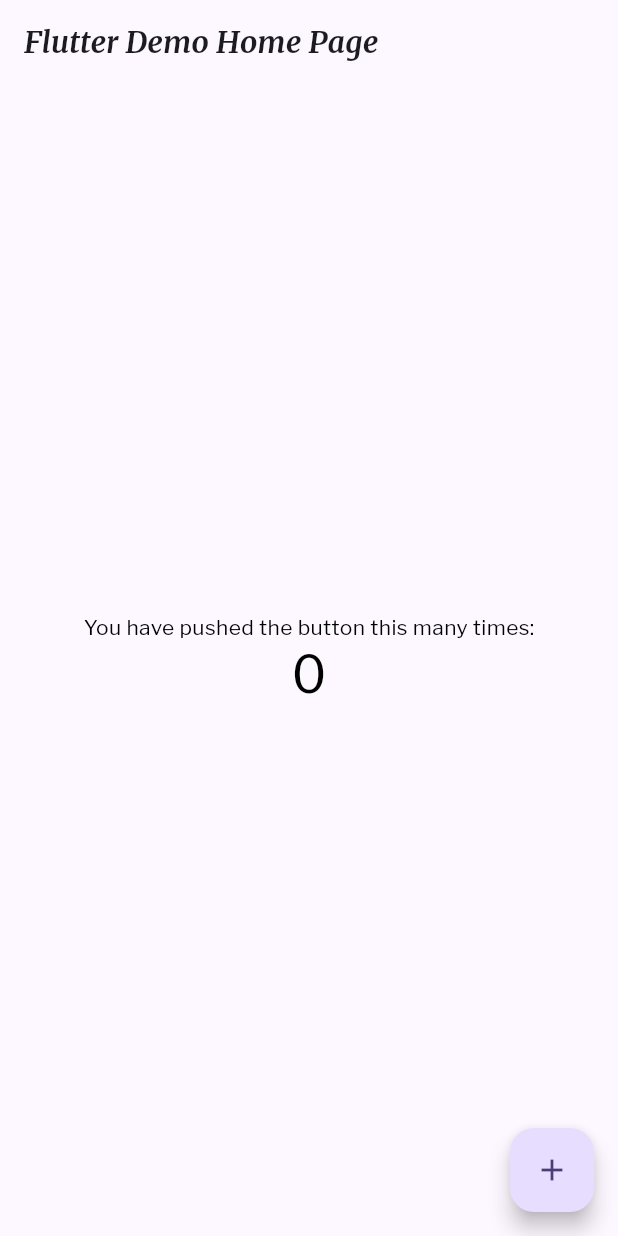
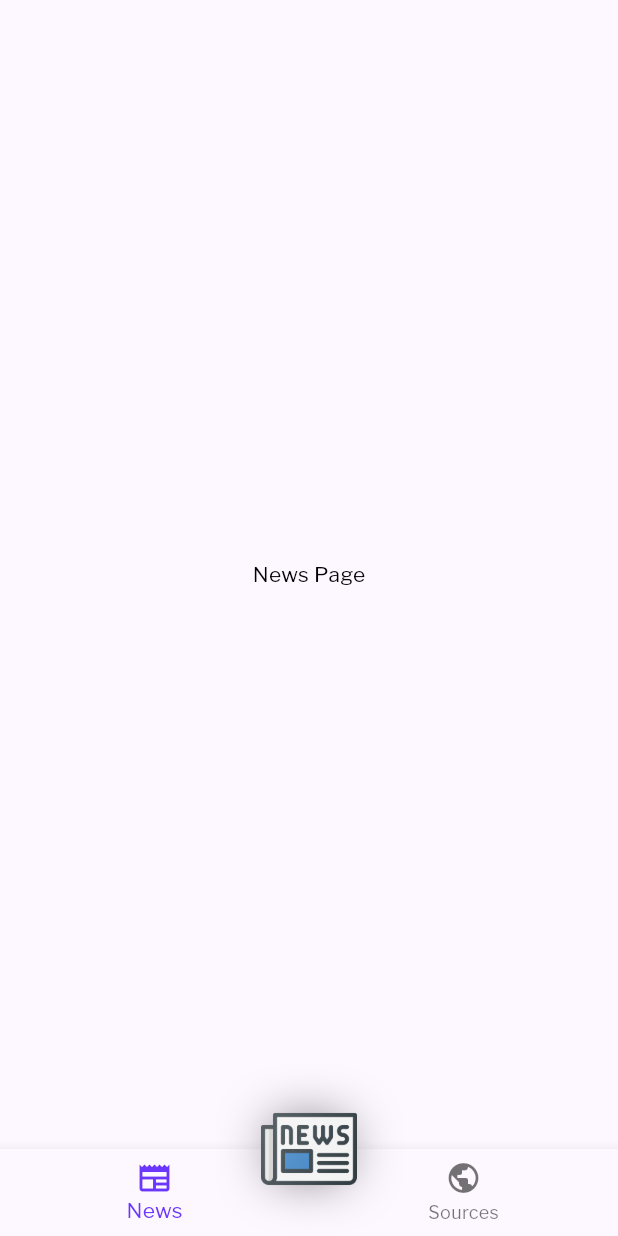
Before and after one commit to KeidsID/flutter_news_app, a Flutter app: the screen it shows after launch, on a phone screen of 412 x 824 dp. Run offline on Flutter 3.47's test engine with Material 2 defaults, Android fonts, the phone set to English and light mode, and no system bars; our stand-ins replace go_router.

Commit message:
v1.2.0
- UI for RootPage.
- Router for App Navigation.

```diff
--- /dev/null
+++ b/lib/core/errors/errors_page.dart
@@ -0,0 +1,28 @@
+import 'package:flutter/material.dart';
+
+import '../utils/app_extension.dart';
+
+abstract class ErrorsPage extends StatelessWidget {
+  final int statusCode;
+  final String message;
+
+  const ErrorsPage({
+    super.key,
+    this.statusCode = 500,
+    this.message = 'Internal System Error',
+  });
+
+  @override
+  Widget build(BuildContext context) {
+    return Scaffold(
+      body: Center(
+        child: Column(
+          children: [
+            Text('$statusCode', style: context.textTheme.headline6,),
+            Text(message),
+          ],
+        ),
+      ),
+    );
+  }
+}
--- /dev/null
+++ b/lib/core/router/root/root_routes.dart
@@ -0,0 +1,20 @@
+import 'package:flutter/material.dart';
+import 'package:go_router/go_router.dart';
+
+import '../../../ui/pages/root_page.dart';
+
+final rootRoutes = [
+  ShellRoute(
+    builder: (_, __, child) => RootPage(child: child),
+    routes: [
+      GoRoute(
+        path: 'news',
+        builder: (_, __) => const Center(child: Text('News Page')),
+      ),
+      GoRoute(
+        path: 'sources',
+        builder: (_, __) => const Center(child: Text('News Sources Page')),
+      )
+    ],
+  ),
+];
--- /dev/null
+++ b/lib/core/router/router.dart
@@ -0,0 +1,25 @@
+import 'package:flutter/material.dart';
+import 'package:go_router/go_router.dart';
+
+import '../utils/app_routes.dart';
+import 'root/root_routes.dart';
+
+final router = GoRouter(
+  initialLocation: '/news',
+  routerNeglect: true,
+  routes: [
+    GoRoute(
+      path: '/',
+      routes: rootRoutes,
+      builder: (_, __) =>
+          const Scaffold(body: Center(child: Text('Bad Routing'))),
+      redirect: (ctx, state) {
+        if (state.location == AppRoutes.root) {
+          return AppRoutes.news.path;
+        }
+
+        return state.fullpath;
+      },
+    ),
+  ],
+);
--- a/lib/core/routes/routes.dart
+++ /dev/null
@@ -1 +0,0 @@
-// TODO: Implementing go_router package for app navigations.
--- a/lib/core/styles/app_theme.dart
+++ b/lib/core/styles/app_theme.dart
@@ -3,7 +3,7 @@ import 'package:flutter/material.dart';
 import 'app_text_theme.dart';
 
 const appPrimaryColor = Color(0xFF6B38FB);
-const appDarkPrimaryColor = Color(0xFFA45ED4);
+const appDarkPrimaryColor = Color(0xFFF373FF);
 
 final appLightTheme = ThemeData(
   brightness: Brightness.light,
--- /dev/null
+++ b/lib/core/utils/app_extension.dart
@@ -0,0 +1,16 @@
+import 'package:flutter/material.dart';
+
+extension CommonCtx on BuildContext {
+  /// Check current theme by Theme.brightness.
+  bool get isDarkMode {
+    final brightness = Theme.of(this).brightness;
+
+    return brightness == Brightness.dark;
+  }
+
+  /// The size of the media in logical pixels (e.g, the size of the screen).
+  Size get screenSize => MediaQuery.of(this).size;
+
+  /// Current App TextTheme.
+  TextTheme get textTheme => Theme.of(this).textTheme;
+}
--- /dev/null
+++ b/lib/core/utils/app_routes.dart
@@ -0,0 +1,18 @@
+/// List of routes path.
+abstract class AppRoutes {
+  static const root = '/';
+  static const news = _NewsRoutes();
+  static const sources = '/sources';
+  static const settings = '/settings';
+}
+
+class _NewsRoutes {
+  const _NewsRoutes();
+
+  final path = '/news';
+
+  /// Get path `/news` with param id.
+  String newsDetail(String id) {
+    return '''$path/:$id''';
+  }
+}
--- a/lib/main.dart
+++ b/lib/main.dart
@@ -1,6 +1,7 @@
 import 'package:flutter/material.dart';
 
 import 'core/styles/app_theme.dart';
+import 'core/router/router.dart';
 
 void main() {
   runApp(const AppRoot());
@@ -11,59 +12,12 @@ class AppRoot extends StatelessWidget {
 
   @override
   Widget build(BuildContext context) {
-    return MaterialApp(
+    return MaterialApp.router(
       title: 'Flutter Demo',
       theme: appLightTheme,
       darkTheme: appDarkTheme,
       themeMode: ThemeMode.system,
-      home: const MyHomePage(title: 'Flutter Demo Home Page'),
+      routerConfig: router,
     );
   }
 }
-
-class MyHomePage extends StatefulWidget {
-  const MyHomePage({super.key, required this.title});
-
-  final String title;
-
-  @override
-  State<MyHomePage> createState() => _MyHomePageState();
-}
-
-class _MyHomePageState extends State<MyHomePage> {
-  int _counter = 0;
-
-  void _incrementCounter() {
-    setState(() {
-      _counter++;
-    });
-  }
-
-  @override
-  Widget build(BuildContext context) {
-    return Scaffold(
-      appBar: AppBar(
-        title: Text(widget.title),
-      ),
-      body: Center(
-        child: Column(
-          mainAxisAlignment: MainAxisAlignment.center,
-          children: <Widget>[
-            const Text(
-              'You have pushed the button this many times:',
-            ),
-            Text(
-              '$_counter',
-              style: Theme.of(context).textTheme.headline4,
-            ),
-          ],
-        ),
-      ),
-      floatingActionButton: FloatingActionButton(
-        onPressed: _incrementCounter,
-        tooltip: 'Increment',
-        child: const Icon(Icons.add),
-      ),
-    );
-  }
-}
--- /dev/null
+++ b/lib/ui/pages/root_page.dart
@@ -0,0 +1,64 @@
+import 'package:flutter/material.dart';
+import 'package:flutter_news_app/core/utils/app_routes.dart';
+import 'package:go_router/go_router.dart';
+
+import '../../core/styles/app_theme.dart';
+import '../../core/utils/app_extension.dart';
+
+class RootPage extends StatefulWidget {
+  /// Main content to displayed on the page.
+  final Widget? child;
+
+  const RootPage({super.key, this.child});
+
+  @override
+  State<RootPage> createState() => _RootPageState();
+}
+
+class _RootPageState extends State<RootPage> {
+  int _bottomBarCurrentIndex = 0;
+
+  @override
+  Widget build(BuildContext context) {
+    return Scaffold(
+      body: widget.child,
+      bottomNavigationBar: BottomNavigationBar(
+        selectedItemColor:
+            (context.isDarkMode) ? appDarkPrimaryColor : appPrimaryColor,
+        currentIndex: _bottomBarCurrentIndex,
+        onTap: (currentIndex) {
+          setState(() {
+            _bottomBarCurrentIndex = currentIndex;
+          });
+
+          if (currentIndex == 0) {
+            context.go(AppRoutes.news.path);
+            return;
+          }
+
+          context.go(AppRoutes.sources);
+        },
+        items: const [
+          BottomNavigationBarItem(icon: Icon(Icons.newspaper), label: 'News'),
+          BottomNavigationBarItem(icon: Icon(Icons.public), label: 'Sources'),
+        ],
+
+      ),
+      floatingActionButton: Container(
+        decoration: BoxDecoration(
+          boxShadow: [
+            BoxShadow(
+              color: (context.isDarkMode) ? appDarkPrimaryColor : Colors.black,
+              blurRadius: 32,
+              spreadRadius: -20,
+            )
+          ],
+        ),
+        padding: const EdgeInsets.symmetric(horizontal: 8),
+        width: 80,
+        child: Image.asset('assets/images/ic-news.png'),
+      ),
+      floatingActionButtonLocation: FloatingActionButtonLocation.centerDocked,
+    );
+  }
+}
--- a/pubspec.yaml
+++ b/pubspec.yaml
@@ -17,7 +17,7 @@ publish_to: "none" # Remove this line if you wish to publish to pub.dev
 # https://developer.apple.com/library/archive/documentation/General/Reference/InfoPlistKeyReference/Articles/CoreFoundationKeys.html
 # In Windows, build-name is used as the major, minor, and patch parts
 # of the product and file versions while build-number is used as the build suffix.
-version: 1.1.0+1
+version: 1.2.0+1
 
 environment:
   sdk: ">=2.18.6 <3.0.0"
```
